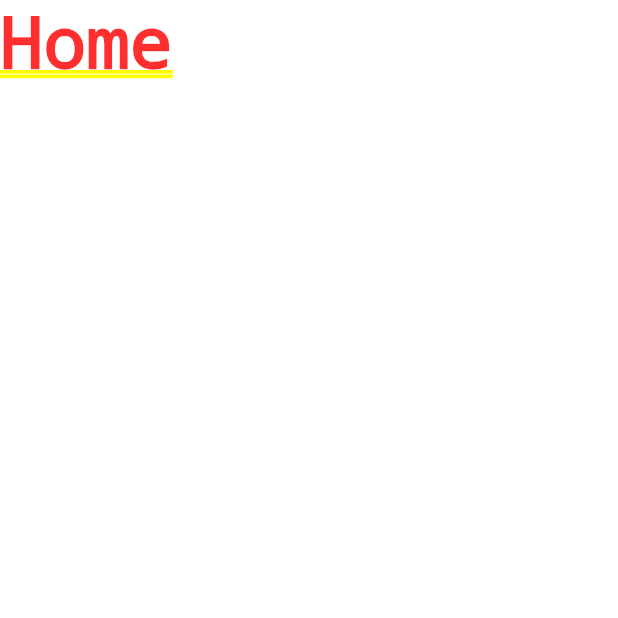
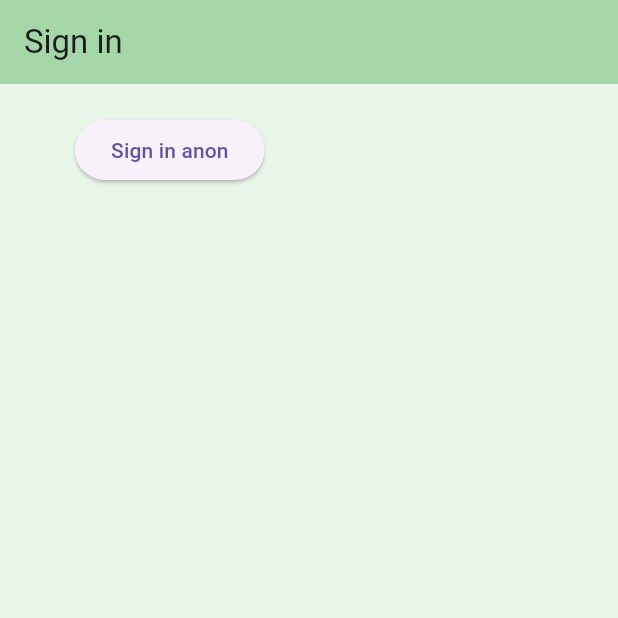
Before and after one commit to Rudmer35/Boodschappenlijst, a Flutter app: the screen it shows after launch, on a phone screen of 412 x 824 dp, the top half of it. Run offline on Flutter 3.47's test engine with Material 3 defaults, Android fonts, the phone set to English and light mode, and no system bars; our stand-ins replace firebase_auth, firebase_core; accounts and stored records are empty.

Commit message:
versie 1.3

```diff
--- a/lib/main.dart
+++ b/lib/main.dart
@@ -1,7 +1,10 @@
 import 'package:boodschappen/screens/wrapper.dart';
 import 'package:flutter/material.dart';
+import 'package:firebase_core/firebase_core.dart';
 
-void main() {
+void main() async {
+  WidgetsFlutterBinding.ensureInitialized();
+  await Firebase.initializeApp();
   runApp(const MyApp());
 }
 
--- a/lib/screens/authenticate/authenticate.dart
+++ b/lib/screens/authenticate/authenticate.dart
@@ -1,3 +1,4 @@
+import 'package:boodschappen/screens/authenticate/sign_in.dart';
 import 'package:flutter/material.dart';
 
 class authenicate extends StatefulWidget {
@@ -11,7 +12,7 @@ class _authenicateState extends State<authenicate> {
   @override
   Widget build(BuildContext context) {
     return Container(
-      child: Text("Authenticate"),
+      child: SignIn(),
     );
   }
 }
--- /dev/null
+++ b/lib/screens/authenticate/sign_in.dart
@@ -0,0 +1,38 @@
+import 'package:boodschappen/services/auth.dart';
+import 'package:flutter/material.dart';
+
+class SignIn extends StatefulWidget {
+  const SignIn({super.key});
+
+  @override
+  State<SignIn> createState() => _SignInState();
+}
+
+class _SignInState extends State<SignIn> {
+
+final AuthService _auth = AuthService();
+
+  @override
+  Widget build(BuildContext context) {
+    return Scaffold(
+      backgroundColor: Colors.green[50],
+      appBar: AppBar(
+        backgroundColor: Colors.green[200],
+        elevation: 0.0,
+        title: Text('Sign in'),
+      ),
+      body: Container(
+        padding: EdgeInsets.symmetric(vertical: 20.0, horizontal: 50.0),
+        child: ElevatedButton(onPressed: () async{
+         dynamic result = await _auth.signInAnon();
+         if (result == null) {
+          print('error signing in');
+         }else{
+          print('user signed in succefully');
+         }
+        },
+        child: Text('Sign in anon'))
+      ),
+    );
+  }
+}
--- a/lib/screens/wrapper.dart
+++ b/lib/screens/wrapper.dart
@@ -1,4 +1,4 @@
-import 'package:boodschappen/screens/home/home.dart';
+import 'package:boodschappen/screens/authenticate/authenticate.dart';
 import 'package:flutter/material.dart';
 
 class wrapper extends StatelessWidget {
@@ -8,6 +8,6 @@ class wrapper extends StatelessWidget {
   Widget build(BuildContext context) {
 
     // return home or authenticate
-    return Home();
+    return authenicate();
   }
 }
--- a/pubspec.yaml
+++ b/pubspec.yaml
@@ -36,6 +36,7 @@ dependencies:
   cupertino_icons: ^1.0.8
   firebase_auth: ^6.2.0
   cloud_firestore: ^6.1.3
+  firebase_core: ^4.6.0
 
 dev_dependencies:
   flutter_test:
```
Also changed, not shown: lib/services/auth.dart (+11 -2 lines), pubspec.lock.
